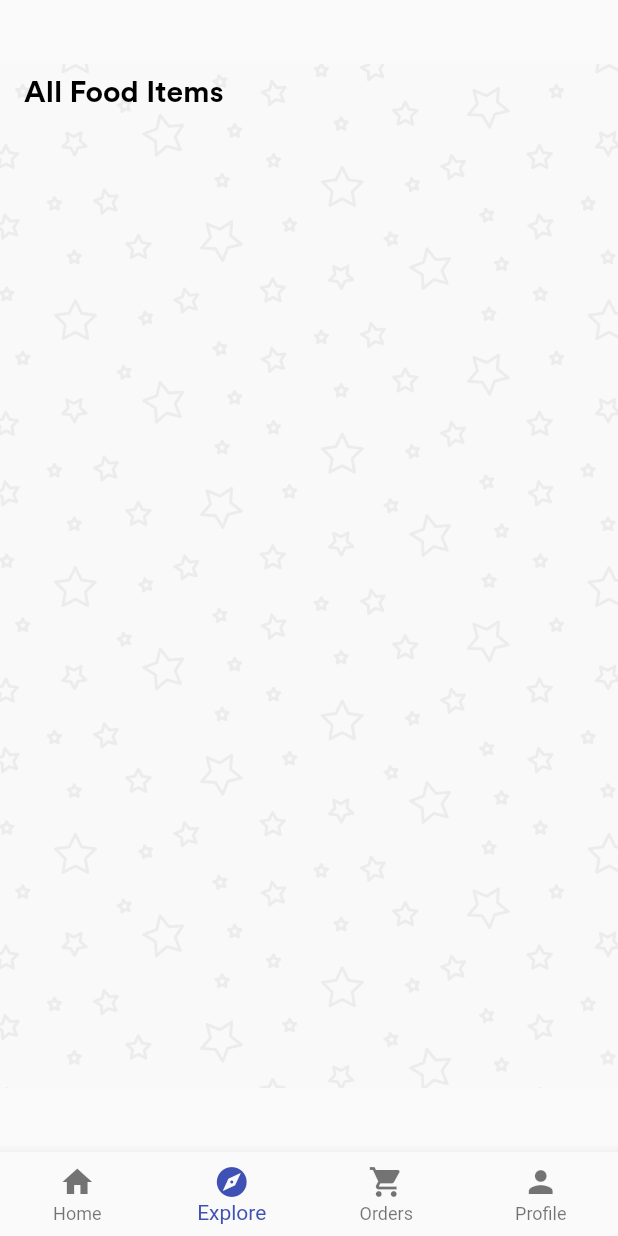
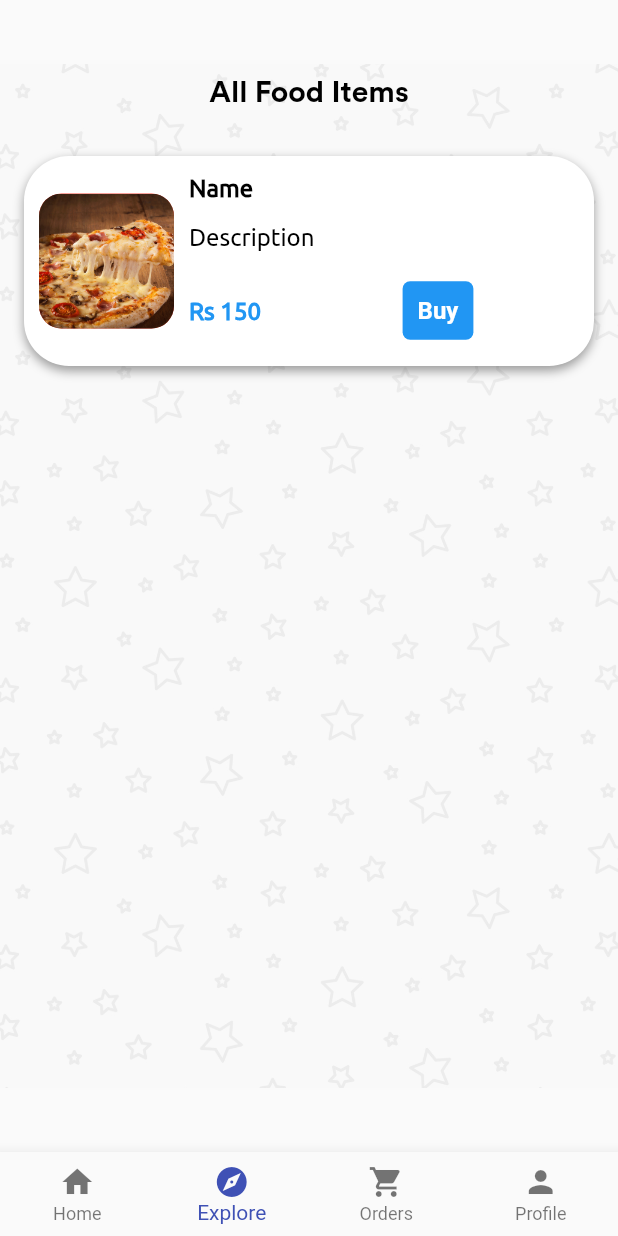
Before and after one commit to AbhishekMaira10/deldrone, a Flutter app: the screen it shows once a user with an empty profile is signed in, item 2 of the bottom bar chosen, on a phone screen of 412 x 824 dp. Run offline on Flutter 3.47's test engine with Material 2 defaults, Android fonts, the phone set to English and light mode, and no system bars; our stand-ins replace firebase_auth, google_sign_in, simple_animations; accounts and stored records are empty.

Commit message:
added food-tile

```diff
--- a/App/lib/custom_widgets/buttons/small_button.dart
+++ b/App/lib/custom_widgets/buttons/small_button.dart
@@ -2,25 +2,25 @@ import 'package:flutter/material.dart';
 
 class SmallButton extends StatelessWidget {
   final String btnText;
+  final VoidCallback onPressed;
+  final double borderRadius;
+  final Color color;
 
-  SmallButton({this.btnText});
+  SmallButton({this.btnText, this.onPressed, this.borderRadius, this.color});
 
   @override
   Widget build(BuildContext context) {
-    return Container(
-      height: 25.0,
-      width: 60.0,
-      decoration: BoxDecoration(
-          border: Border.all(
-            color: Colors.blue,
-          ),
-          borderRadius: BorderRadius.circular(20.0)),
-      child: Center(
-        child: Text(
-          "$btnText",
-          style: TextStyle(color: Colors.blue, fontSize: 16.0),
-        ),
-      ),
+    return FlatButton(
+      child: Container(
+          decoration: BoxDecoration(
+              color: color, borderRadius: BorderRadius.circular(borderRadius)),
+          padding: EdgeInsets.all(10),
+          child: Text(
+            btnText,
+            style: TextStyle(
+                fontSize: 16, color: Colors.white, fontWeight: FontWeight.bold),
+          )),
+      onPressed: onPressed,
     );
   }
 }
--- a/App/lib/ui/Pages/explore_page.dart
+++ b/App/lib/ui/Pages/explore_page.dart
@@ -1,6 +1,7 @@
 import 'package:flutter/material.dart';
 import 'package:deldrone_customer/custom_widgets/custom_text.dart';
 import 'package:deldrone_customer/custom_widgets/alerts/back_pressed.dart';
+import 'package:deldrone_customer/custom_widgets/buttons/small_button.dart';
 
 class ExplorePage extends StatefulWidget {
   @override
@@ -27,6 +28,80 @@ class _ExplorePageState extends State<ExplorePage> {
                     weight: FontWeight.bold,
                     family: 'Circular',
                   ),
+                  SizedBox(height: 20.0),
+                  Container(
+                    margin: EdgeInsets.symmetric(vertical: 10.0),
+                    padding: EdgeInsets.all(10.0),
+                    width: MediaQuery.of(context).size.width,
+                    height: 140.0,
+                    decoration: BoxDecoration(
+                        color: Colors.white,
+                        borderRadius: BorderRadius.circular(30.0),
+                        boxShadow: [
+                          BoxShadow(
+                              blurRadius: 5.0,
+                              offset: Offset(0, 3),
+                              color: Colors.black38),
+                        ]),
+                    child: Row(
+                      mainAxisAlignment: MainAxisAlignment.start,
+                      children: <Widget>[
+                        Container(
+                          margin: EdgeInsets.only(right: 10.0),
+                          width: 90.0,
+                          height: 90.0,
+                          decoration: BoxDecoration(
+                            image: DecorationImage(
+                              image: AssetImage('assets/images/pizza.png'),
+                              fit: BoxFit.cover,
+                            ),
+                            color: Colors.red,
+                            borderRadius: BorderRadius.circular(15.0),
+                          ),
+                        ),
+                        Column(
+                          mainAxisAlignment: MainAxisAlignment.center,
+                          crossAxisAlignment: CrossAxisAlignment.start,
+                          children: <Widget>[
+                            CustomText(
+                              text: 'Name',
+                              size: 16.0,
+                              weight: FontWeight.bold,
+                              family: 'Ubuntu',
+                            ),
+                            SizedBox(height: 15.0),
+                            CustomText(
+                              text: 'Description',
+                            ),
+                            SizedBox(height: 15.0),
+                            Container(
+                              width: 210.0,
+                              height: 50.0,
+                              child: Row(
+                                mainAxisAlignment:
+                                    MainAxisAlignment.spaceBetween,
+                                children: <Widget>[
+                                  CustomText(
+                                    text: 'Rs 150',
+                                    size: 16.0,
+                                    family: 'Ubuntu',
+                                    weight: FontWeight.bold,
+                                    color: Colors.blue,
+                                  ),
+                                  SmallButton(
+                                    btnText: 'Buy',
+                                    onPressed: () {},
+                                    borderRadius: 5.0,
+                                    color: Colors.blue,
+                                  ),
+                                ],
+                              ),
+                            ),
+                          ],
+                        )
+                      ],
+                    ),
+                  )
                 ],
               ),
             ),
```
Also changed, not shown: App/lib/ui/Pages/profile_page.dart (+11 -15 lines), App/lib/ui/sign_in/login_page.dart (+2 -19 lines), App/lib/ui/sign_in/signup_page.dart (+2 -19 lines), App/assets/images/pizza.png (added).
